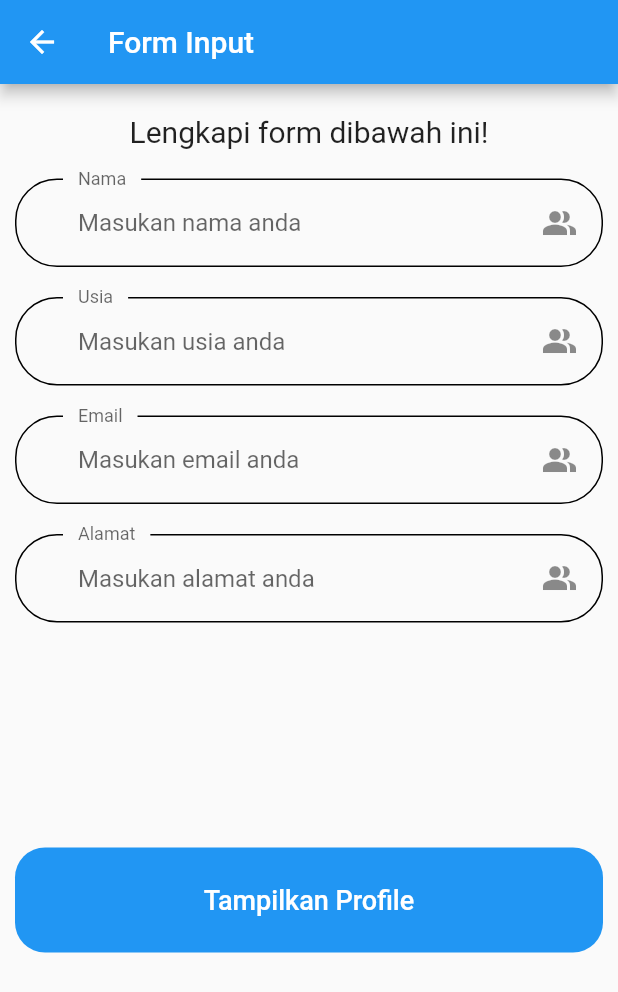
After one commit to rizkysaid/profile_card, a Flutter app: the FormInput screen opened directly, on a phone screen of 412 x 824 dp. The commit adds this screen. Shown: the top 992 px of the screen. Run offline on Flutter 3.47's test engine with Material 2 defaults, Android fonts, the phone set to English and light mode, and no system bars; our stand-ins replace introduction_screen.

Commit message:
form input

```diff
--- /dev/null
+++ b/lib/form_input.dart
@@ -0,0 +1,204 @@
+import 'package:flutter/material.dart';
+
+class FormInput extends StatefulWidget {
+  @override
+  _FormInputState createState() => _FormInputState();
+}
+
+class _FormInputState extends State<FormInput> {
+  @override
+  Widget build(BuildContext context) {
+    return Scaffold(
+      appBar: AppBar(
+        title: Text("Form Input"),
+      ),
+      body: SingleChildScrollView(
+        child: SafeArea(
+          child: Padding(
+            padding: EdgeInsets.all(10),
+            child: Column(children: [
+              SizedBox(height: 10),
+              Text(
+                "Lengkapi form dibawah ini!",
+                style: TextStyle(fontSize: 20),
+              ),
+              SizedBox(height: 20),
+              TextFormField(
+                // controller: nohpController,
+                // keyboardType: TextInputType.number,
+                // onChanged: (value) {
+                //   if (value.isNotEmpty) {
+                //     setState(() {
+                //       isButtonDisabled = false;
+                //     });
+                //   } else {
+                //     setState(() {
+                //       isButtonDisabled = true;
+                //     });
+                //   }
+                // },
+                decoration: InputDecoration(
+                  labelText: "Nama",
+                  hintText: 'Masukan nama anda',
+                  floatingLabelBehavior: FloatingLabelBehavior.always,
+                  suffixIcon: Padding(
+                      padding: EdgeInsets.fromLTRB(0, 10, 10, 10),
+                      child: Icon(Icons.people_alt)),
+                  contentPadding: EdgeInsets.symmetric(
+                    horizontal: 42,
+                    vertical: 20,
+                  ),
+                  enabledBorder: OutlineInputBorder(
+                    borderRadius: BorderRadius.circular(28),
+                    borderSide: BorderSide(color: Colors.black),
+                    gapPadding: 10,
+                  ),
+                  focusedBorder: OutlineInputBorder(
+                    borderRadius: BorderRadius.circular(28),
+                    borderSide: BorderSide(color: Colors.blue),
+                    gapPadding: 10,
+                  ),
+                ),
+              ),
+              SizedBox(height: 20),
+              TextFormField(
+                // controller: nohpController,
+                keyboardType: TextInputType.number,
+                // onChanged: (value) {
+                //   if (value.isNotEmpty) {
+                //     setState(() {
+                //       isButtonDisabled = false;
+                //     });
+                //   } else {
+                //     setState(() {
+                //       isButtonDisabled = true;
+                //     });
+                //   }
+                // },
+                decoration: InputDecoration(
+                  labelText: "Usia",
+                  hintText: 'Masukan usia anda',
+                  floatingLabelBehavior: FloatingLabelBehavior.always,
+                  suffixIcon: Padding(
+                      padding: EdgeInsets.fromLTRB(0, 10, 10, 10),
+                      child: Icon(Icons.people_alt)),
+                  contentPadding: EdgeInsets.symmetric(
+                    horizontal: 42,
+                    vertical: 20,
+                  ),
+                  enabledBorder: OutlineInputBorder(
+                    borderRadius: BorderRadius.circular(28),
+                    borderSide: BorderSide(color: Colors.black),
+                    gapPadding: 10,
+                  ),
+                  focusedBorder: OutlineInputBorder(
+                    borderRadius: BorderRadius.circular(28),
+                    borderSide: BorderSide(color: Colors.blue),
+                    gapPadding: 10,
+                  ),
+                ),
+              ),
+              SizedBox(
+                height: 20,
+              ),
+              TextFormField(
+                // controller: nohpController,
+                keyboardType: TextInputType.emailAddress,
+                // onChanged: (value) {
+                //   if (value.isNotEmpty) {
+                //     setState(() {
+                //       isButtonDisabled = false;
+                //     });
+                //   } else {
+                //     setState(() {
+                //       isButtonDisabled = true;
+                //     });
+                //   }
+                // },
+                decoration: InputDecoration(
+                  labelText: "Email",
+                  hintText: 'Masukan email anda',
+                  floatingLabelBehavior: FloatingLabelBehavior.always,
+                  suffixIcon: Padding(
+                      padding: EdgeInsets.fromLTRB(0, 10, 10, 10),
+                      child: Icon(Icons.people_alt)),
+                  contentPadding: EdgeInsets.symmetric(
+                    horizontal: 42,
+                    vertical: 20,
+                  ),
+                  enabledBorder: OutlineInputBorder(
+                    borderRadius: BorderRadius.circular(28),
+                    borderSide: BorderSide(color: Colors.black),
+                    gapPadding: 10,
+                  ),
+                  focusedBorder: OutlineInputBorder(
+                    borderRadius: BorderRadius.circular(28),
+                    borderSide: BorderSide(color: Colors.blue),
+                    gapPadding: 10,
+                  ),
+                ),
+              ),
+              SizedBox(height: 20),
+              TextFormField(
+                // controller: nohpController,
+                keyboardType: TextInputType.number,
+                // onChanged: (value) {
+                //   if (value.isNotEmpty) {
+                //     setState(() {
+                //       isButtonDisabled = false;
+                //     });
+                //   } else {
+                //     setState(() {
+                //       isButtonDisabled = true;
+                //     });
+                //   }
+                // },
+                decoration: InputDecoration(
+                  labelText: "Alamat",
+                  hintText: 'Masukan alamat anda',
+                  floatingLabelBehavior: FloatingLabelBehavior.always,
+                  suffixIcon: Padding(
+                      padding: EdgeInsets.fromLTRB(0, 10, 10, 10),
+                      child: Icon(Icons.people_alt)),
+                  contentPadding: EdgeInsets.symmetric(
+                    horizontal: 42,
+                    vertical: 20,
+                  ),
+                  enabledBorder: OutlineInputBorder(
+                    borderRadius: BorderRadius.circular(28),
+                    borderSide: BorderSide(color: Colors.black),
+                    gapPadding: 10,
+                  ),
+                  focusedBorder: OutlineInputBorder(
+                    borderRadius: BorderRadius.circular(28),
+                    borderSide: BorderSide(color: Colors.blue),
+                    gapPadding: 10,
+                  ),
+                ),
+              ),
+              SizedBox(height: 150),
+              SizedBox(
+                width: double.infinity,
+                height: 70,
+                child: TextButton(
+                  style: ElevatedButton.styleFrom(
+                      primary: Colors.blue,
+                      padding: EdgeInsets.symmetric(horizontal: 16.0),
+                      shape: const RoundedRectangleBorder(
+                          borderRadius: BorderRadius.all(Radius.circular(20)))),
+                  onPressed: () {
+                    // login(nohpController.text);
+                  },
+                  child: Text(
+                    "Tampilkan Profile",
+                    style: TextStyle(fontSize: 18, color: Colors.white),
+                  ),
+                ),
+              )
+            ]),
+          ),
+        ),
+      ),
+    );
+  }
+}
--- a/lib/main.dart
+++ b/lib/main.dart
@@ -1,5 +1,6 @@
 import 'package:flutter/material.dart';
 import 'package:introduction_screen/introduction_screen.dart';
+import 'package:profile_card/form_input.dart';
 
 void main() => runApp(MyApp());
 
@@ -74,7 +75,12 @@ class _OnBoardingPageState extends State<OnBoardingPage> {
         showNextButton: false,
         showSkipButton: false,
         done: Text('Done'),
-        onDone: () {},
+        onDone: () {
+          Navigator.push(
+              context,
+              MaterialPageRoute(
+                  builder: (BuildContext context) => FormInput()));
+        },
       ),
     );
   }
```
